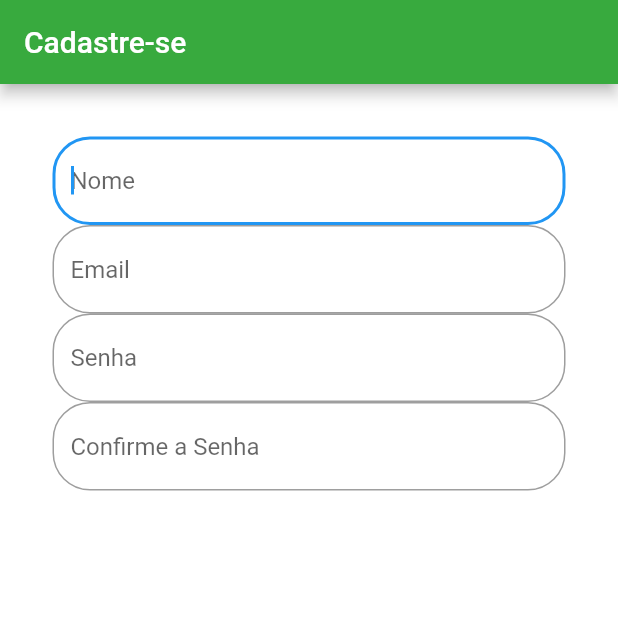
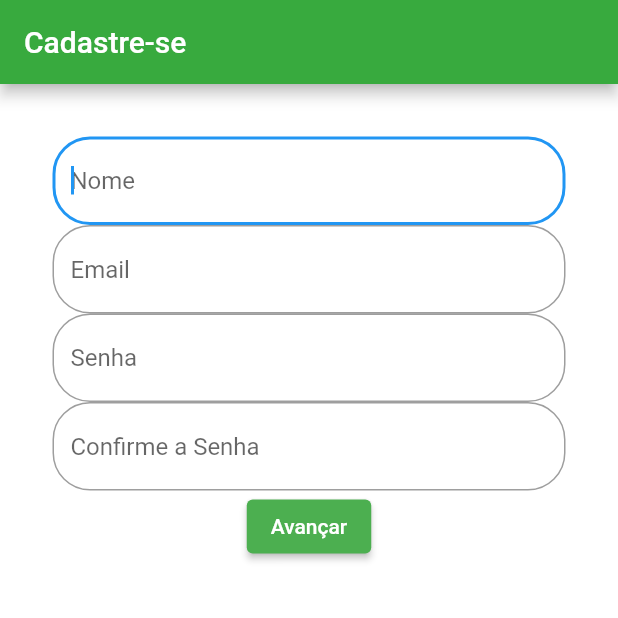
Before and after one commit to Emilly-horta/cashControl, a Flutter app: the screen it shows after launch, on a phone screen of 412 x 824 dp, the top half of it. Run offline on Flutter 3.47's test engine with Material 2 defaults, Android fonts, the phone set to English and light mode, and no system bars.

Commit message:
implementando botão avançar

```diff
--- a/lib/main.dart
+++ b/lib/main.dart
@@ -50,6 +50,7 @@ class WidgetsBasicos extends StatelessWidget {
           ),
           TextField(
             decoration: InputDecoration(
+              fillColor: Colors.greenAccent,
               border: OutlineInputBorder(
                 borderSide: BorderSide(color: Colors.greenAccent, width: 3.0),
                 borderRadius: new BorderRadius.circular(25.0),
@@ -87,6 +88,15 @@ class WidgetsBasicos extends StatelessWidget {
               ),
             ),
           ),
+          ElevatedButton(
+            style: const ButtonStyle(
+              backgroundColor: MaterialStatePropertyAll<Color>(Colors.green),
+            ),
+            child: const Text('Avançar'),
+            onPressed: () {
+              // ...
+            },
+          )
         ],
       ),
     );
```
